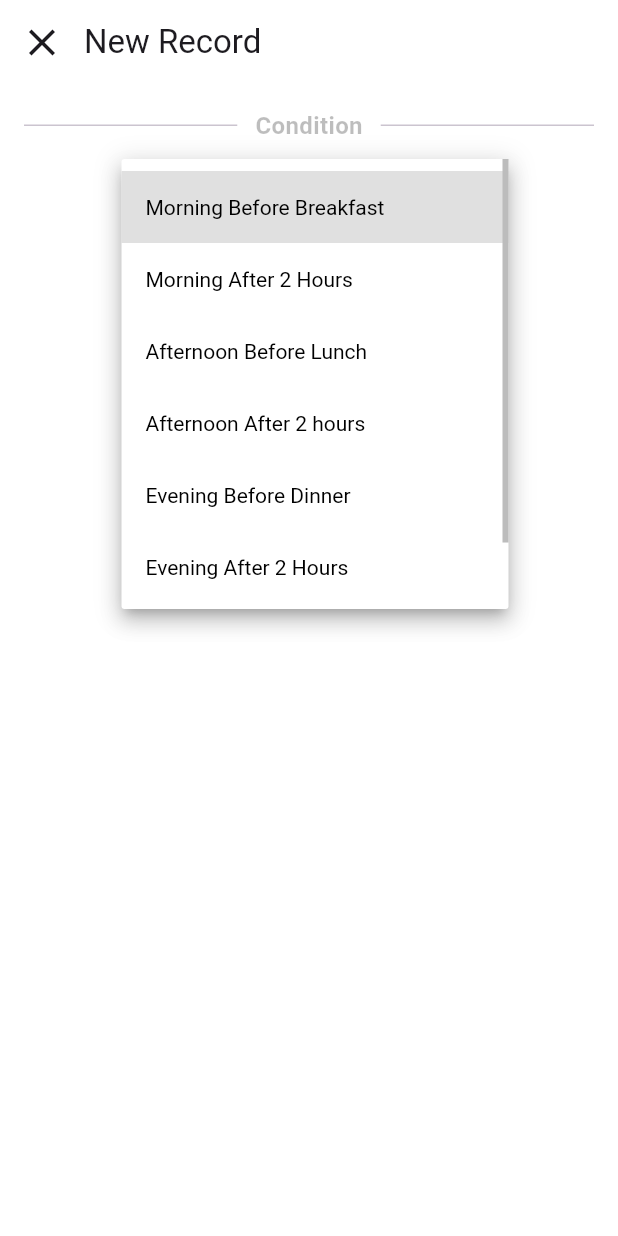
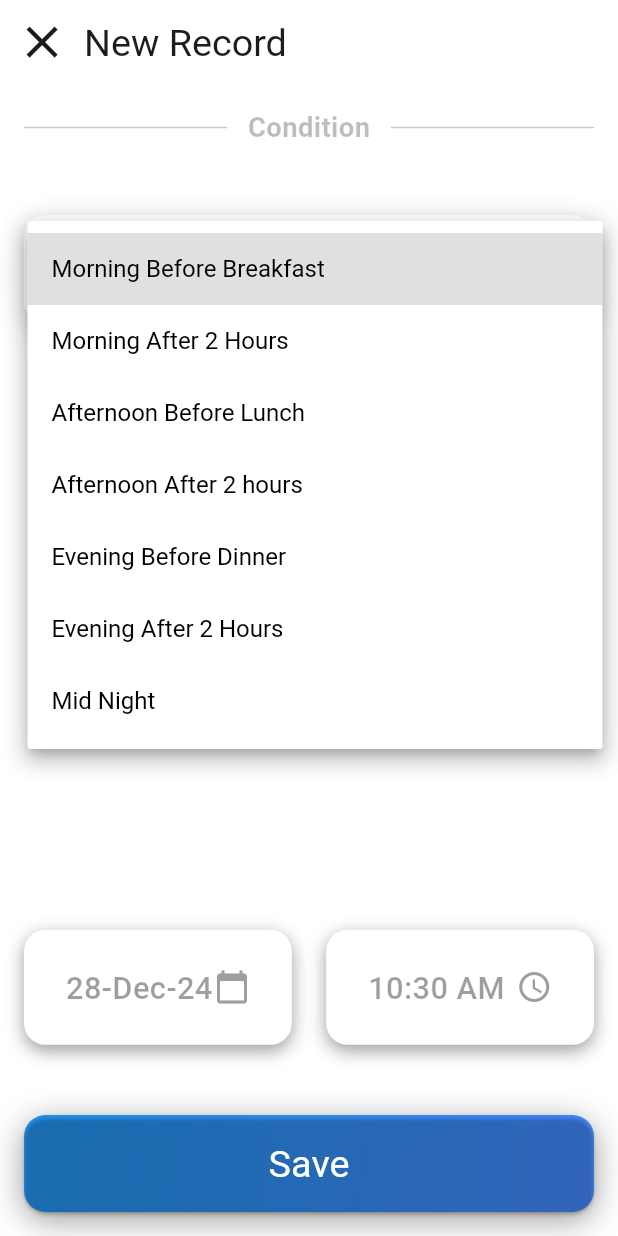
Before and after one commit to JaydeepSitapara/gluco_mate, a Flutter app: the screen it shows after launch, after a tap on "Morning Before Breakfast", on a phone screen of 412 x 824 dp. Run offline on Flutter 3.47's test engine with Material 3 defaults, Android fonts, the phone set to English and light mode, and no system bars; our stand-ins replace flutter_screenutil.

Commit message:
added screen util package for reasonable layout on different screen sizes!

```diff
--- a/lib/main.dart
+++ b/lib/main.dart
@@ -2,6 +2,7 @@ import 'package:flutter/material.dart';
 import 'package:gluco_mate/providers/patient_data_provider.dart';
 import 'package:gluco_mate/screens/sugerdata/add_suger_data_screen.dart';
 import 'package:provider/provider.dart';
+import 'package:flutter_screenutil/flutter_screenutil.dart';
 
 void main() {
 
@@ -9,7 +10,7 @@ void main() {
   runApp(
       MultiProvider(
         providers: [
-          Provider<PatientDataProvider>(create: (_) => PatientDataProvider()),
+          ChangeNotifierProvider(create: (_) => PatientDataProvider()),
         ],
         child: const MyApp(),
       ),
@@ -20,9 +21,10 @@ class MyApp extends StatelessWidget {
   const MyApp({super.key});
   @override
   Widget build(BuildContext context) {
-    return MaterialApp(
+    return ScreenUtilInit(
+      designSize: const Size(360, 690),
+      builder: (context, child) => MaterialApp(
         title: 'Gluco-Mate',
-
         theme: ThemeData(
           // fontFamily: 'Montserrat',
           colorScheme: ColorScheme.fromSeed(
@@ -31,6 +33,7 @@ class MyApp extends StatelessWidget {
           useMaterial3: true,
         ),
         home: AddSugerDataScreen(),
+      ),
     );
   }
 }
--- a/lib/providers/patient_data_provider.dart
+++ b/lib/providers/patient_data_provider.dart
@@ -2,5 +2,54 @@ import 'package:flutter/material.dart';
 
 class PatientDataProvider extends ChangeNotifier {
 
+  String? selectedCondition = 'Morning Before Breakfast';
+  TimeOfDay? selectedTime;
+  DateTime? selectedDate;
+
+  List<DropdownMenuItem<String>> conditionList = const [
+    DropdownMenuItem(
+      value: 'Morning Before Breakfast',
+      child: Text('Morning Before Breakfast'),
+    ),
+    DropdownMenuItem(
+      value: 'Morning After 2 Hours',
+      child: Text('Morning After 2 Hours'),
+    ),
+    DropdownMenuItem(
+      value: 'Afternoon Before Lunch',
+      child: Text('Afternoon Before Lunch'),
+    ),
+    DropdownMenuItem(
+      value: 'Afternoon After 2 hours',
+      child: Text('Afternoon After 2 hours'),
+    ),
+    DropdownMenuItem(
+      value: 'Evening Before Dinner',
+      child: Text('Evening Before Dinner'),
+    ),
+    DropdownMenuItem(
+      value: 'Evening After 2 Hours',
+      child: Text('Evening After 2 Hours'),
+    ),
+    DropdownMenuItem(
+      value: 'Mid Night',
+      child: Text('Mid Night'),
+    ),
+  ];
+
+
+  void updateSelectedCondition(String? condition) {
+    selectedCondition = condition;
+    notifyListeners(); // Notify listeners about the state change
+  }
+
+  void updateDate(DateTime? dateTime) {
+    selectedDate = dateTime;
+    notifyListeners(); // Notify listeners about the state change
+  }
+  void updateTime(TimeOfDay? timeOfDay) {
+    selectedTime = timeOfDay;
+    notifyListeners(); // Notify listeners about the state change
+  }
 
 }
--- a/lib/screens/sugerdata/add_suger_data_screen.dart
+++ b/lib/screens/sugerdata/add_suger_data_screen.dart
@@ -1,5 +1,14 @@
+import 'dart:developer';
+
 import 'package:flutter/material.dart';
+import 'package:gluco_mate/providers/patient_data_provider.dart';
 import 'package:gluco_mate/widgets/common_text_form_field.dart';
+import 'package:gluco_mate/widgets/condition_selection_drop_down.dart';
+import 'package:gluco_mate/widgets/custom_save_button.dart';
+import 'package:gluco_mate/widgets/date_picker.dart';
+import 'package:gluco_mate/widgets/time_picker.dart';
+import 'package:provider/provider.dart';
+import 'package:flutter_screenutil/flutter_screenutil.dart';
 
 class AddSugerDataScreen extends StatefulWidget {
   AddSugerDataScreen({super.key});
@@ -11,39 +20,6 @@ class AddSugerDataScreen extends StatefulWidget {
 class _AddSugerDataScreenState extends State<AddSugerDataScreen> {
   final sugerLevelController = TextEditingController();
 
-  List<DropdownMenuItem<String>> conditionList = const [
-    DropdownMenuItem(
-      value: 'Morning Before Breakfast',
-      child: Text('Morning Before Breakfast'),
-    ),
-    DropdownMenuItem(
-      value: 'Morning After 2 Hours',
-      child: Text('Morning After 2 Hours'),
-    ),
-    DropdownMenuItem(
-      value: 'Afternoon Before Lunch',
-      child: Text('Afternoon Before Lunch'),
-    ),
-    DropdownMenuItem(
-      value: 'Afternoon After 2 hours',
-      child: Text('Afternoon After 2 hours'),
-    ),
-    DropdownMenuItem(
-      value: 'Evening Before Dinner',
-      child: Text('Evening Before Dinner'),
-    ),
-    DropdownMenuItem(
-      value: 'Evening After 2 Hours',
-      child: Text('Evening After 2 Hours'),
-    ),
-    DropdownMenuItem(
-      value: 'Mid Night',
-      child: Text('Mid Night'),
-    ),
-  ];
-
-  String? selectedCondition = 'Morning Before Breakfast';
-
   @override
   Widget build(BuildContext context) {
     return Scaffold(
@@ -51,78 +27,88 @@ class _AddSugerDataScreenState extends State<AddSugerDataScreen> {
       appBar: AppBar(
         backgroundColor: Colors.white,
         titleSpacing: 0,
-        leading: Icon(Icons.close, size: 30,),
-        title: const Text(
+        leading: Icon(
+          Icons.close,
+          size: 30.h,
+        ),
+        title: Text(
           'New Record',
-          style: TextStyle(fontSize: 22),
+          style: TextStyle(fontSize: 22.sp),
         ),
       ),
-      body: Padding(
+      body: Consumer<PatientDataProvider>(
+        builder: (context, patientDataProvider, child) {
+          return Padding(
             padding: const EdgeInsets.all(16.0),
             child: Column(
+              spacing: 10.0.h,
               crossAxisAlignment: CrossAxisAlignment.start,
               children: [
                 Row(
                   children: [
-                const Expanded(
+                    Expanded(
                       child: Divider(),
                     ),
-                const SizedBox(width: 12,),
-                const Text(
+                    SizedBox(
+                      width: 12.w,
+                    ),
+                    Text(
                       'Condition',
-                  style: TextStyle(fontSize: 16, color: Colors.black26,fontWeight: FontWeight.bold),
+                      style: TextStyle(
+                          fontSize: 16.sp,
+                          color: Colors.black26,
+                          fontWeight: FontWeight.bold),
                     ),
-                const SizedBox(width: 12,),
-                const Expanded(
+                    SizedBox(
+                      width: 12.w,
+                    ),
+                    Expanded(
                       child: Divider(),
                     ),
                   ],
-            )
-            ,const SizedBox(height: 18),
-            Center(
-              child: Container(
-                width: 220, // Set a fixed width for the dropdown
-                decoration: BoxDecoration(
-                  border: Border.all(color: Colors.grey, width: 1.0),
-                  borderRadius: BorderRadius.circular(8),
-                  color: Colors.black12,
                 ),
-                child: DropdownButton<String>(
-                  menuMaxHeight: 300,
-                  value: selectedCondition,
-                  items: conditionList,
-                  onChanged: (value) {
-                    setState(() {
-                      selectedCondition = value;
-                    });
-                  },
-                  isExpanded: true,
-                  icon: Padding(
-                    padding: const EdgeInsets.only(right:4.0),
-                    child: const Icon(Icons.arrow_drop_down, color: Colors.grey, size: 28,),
+                SizedBox(height: 18.h),
+                CustomDropdown(),
+                SizedBox(height: 30.h),
+                CommonTextFormField(
+                  controller: sugerLevelController,
                 ),
-                  dropdownColor: Colors.white,
-                  style: const TextStyle(fontSize: 14, color: Colors.black),
-                  iconSize: 20,
-                  selectedItemBuilder: (BuildContext context) {
-                    return conditionList.map<Widget>((DropdownMenuItem<String> item) {
-                      return Center(
-                        child: Text(
-                          item.value!,
-                          style: const TextStyle(fontSize: 14, color: Colors.black),
+                const Expanded(
+                  child: SizedBox(),
                 ),
-                      );
-                    }).toList();
+                Row(
+                  children: [
+                    Expanded(
+                      child: DatePickerWidget(
+                        onDateSelected: (value) {
+                          patientDataProvider.updateDate(value);
+                          log('Selected Date : ${value.toString()} ');
                         },
                       ),
                     ),
+                    SizedBox(width: 20.w),
+                    Expanded(
+                      child: TimePickerWidget(
+                        onTimeSelected: (value) {
+                          patientDataProvider.updateTime(value);
+                          log('Selected Time : ${value.toString()} ');
+                        },
                       ),
-            const SizedBox(height: 40),
-            CommonTextFormField(
-              controller: sugerLevelController,
                     ),
                   ],
                 ),
+                SizedBox(height: 20.w),
+                SaveButton(
+                  onPressed: () {
+                    log('Condition : ${patientDataProvider.selectedCondition}');
+                    log('Suger Level : ${sugerLevelController.text.toString()}');
+                    log('Date Time : ${patientDataProvider.selectedDate} -- ${patientDataProvider.selectedTime} ');
+                  },
+                ),
+              ],
+            ),
+          );
+        },
       ),
     );
   }
--- a/lib/widgets/common_text_form_field.dart
+++ b/lib/widgets/common_text_form_field.dart
@@ -1,4 +1,5 @@
 import 'package:flutter/material.dart';
+import 'package:flutter_screenutil/flutter_screenutil.dart';
 
 class CommonTextFormField extends StatelessWidget {
   final TextEditingController controller;
@@ -24,23 +25,23 @@ class CommonTextFormField extends StatelessWidget {
           obscureText: obscureText,
           keyboardType: keyboardType,
           textAlign: TextAlign.center,
-          style: const TextStyle(
-            fontSize: 45, // Bigger font for numbers
+          style:  TextStyle(
+            fontSize: 45.sp, // Bigger font for numbers
             fontWeight: FontWeight.bold,
             color: Colors.black38
           ),
           decoration: InputDecoration(
             hintText: hintText ?? '0.0', // Default hint value as 0.0
-            hintStyle: const TextStyle(
-              fontSize: 45, // Bigger hint text size
+            hintStyle:  TextStyle(
+              fontSize: 45.sp, // Bigger hint text size
               color: Colors.black26,
             ),
             border: InputBorder.none, // No default border
           ),
         ),
         Container(
-          height: 4, // Thicker underline
-          width: 120, // Wider underline
+          height: 4.h, // Thicker underline
+          width: 120.w, // Wider underline
           color: Colors.black12, // Underline color
         ),
       ],
--- a/lib/widgets/condition_selection_drop_down.dart
+++ b/lib/widgets/condition_selection_drop_down.dart
@@ -1,19 +1,65 @@
-// import 'package:flutter/material.dart';
-// import 'package:gluco_mate/providers/patient_data_provider.dart';
-// import 'package:provider/provider.dart';
-// class ConditionSelectionDropDown extends StatelessWidget {
-//   ConditionSelectionDropDown({super.key});
-//   @override
-//   Widget build(BuildContext context) {
-//     return Consumer<PatientDataProvider>(
-//       builder: (context, patientDataProvider, child) {
-//         return DropdownButton(
-//           items: patientDataProvider.conditionList,
-//           onChanged: (value) {
-//             patientDataProvider.selectCondition(value);
-//           },
-//         );
-//       },
-//     );
-//   }
-// }
+import 'package:flutter/material.dart';
+import 'package:gluco_mate/providers/patient_data_provider.dart';
+import 'package:provider/provider.dart';
+import 'package:flutter_screenutil/flutter_screenutil.dart';
+
+
+class CustomDropdown extends StatefulWidget {
+  @override
+  State<CustomDropdown> createState() => _CustomDropdownState();
+}
+
+class _CustomDropdownState extends State<CustomDropdown> {
+  @override
+  Widget build(BuildContext context) {
+    final patientDataProvider = Provider.of<PatientDataProvider>(context);
+
+    return Center(
+      child: Container(
+        width: double.infinity,
+        padding:  EdgeInsets.symmetric(horizontal: 16.w),
+        decoration: BoxDecoration(
+          color: Colors.white,
+          borderRadius: BorderRadius.circular(12.dm),
+          boxShadow: [
+            BoxShadow(
+              color: Colors.black.withOpacity(0.2),  // Lighter shadow color
+              blurRadius: 12.dm,  // Increased blur radius for more elevation
+              offset: const Offset(0, 6),  // Shadow spread
+            ),
+          ],
+        ),
+        child: DropdownButton<String>(
+          value: patientDataProvider.selectedCondition,
+          items: patientDataProvider.conditionList,
+          onChanged: (value) {
+            patientDataProvider.updateSelectedCondition(value);
+          },
+          isExpanded: true,  // Ensures dropdown takes full width
+          icon:  Icon(
+            Icons.arrow_drop_down,
+            color: Colors.grey,
+            size: 28.h,
+          ),
+          dropdownColor: Colors.white,
+          style: TextStyle(fontSize: 14.sp, color: Colors.black),
+          selectedItemBuilder: (BuildContext context) {
+            return patientDataProvider.conditionList
+                .map<Widget>((DropdownMenuItem<String> item) {
+              return Center(
+                child: Text(
+                  item.value!,
+                  style:  TextStyle(fontSize: 18.sp, color: Colors.black45),
+                ),
+              );
+            }).toList();
+          },
+          // Adjust dropdown size// Set a maximum height for the dropdown
+          alignment: Alignment.center,  // Center align the dropdown items
+          // You can add custom padding for the dropdown items
+          padding: EdgeInsets.symmetric(vertical: 10.h),
+        ),
+      ),
+    );
+  }
+}
--- /dev/null
+++ b/lib/widgets/custom_save_button.dart
@@ -0,0 +1,55 @@
+import 'package:flutter/material.dart';
+import 'package:flutter_screenutil/flutter_screenutil.dart';
+
+class SaveButton extends StatelessWidget {
+  final VoidCallback? onPressed;
+
+
+  SaveButton({super.key, required this.onPressed});
+
+  @override
+  Widget build(BuildContext context) {
+    return Container(
+      width: double.infinity,
+      decoration: BoxDecoration(
+        gradient: LinearGradient(
+          colors: [Colors.blue, Colors.blueAccent],
+          begin: Alignment.topLeft,
+          end: Alignment.bottomRight,
+        ),
+        borderRadius: BorderRadius.circular(12.dm), // Rounded corners
+        boxShadow: [
+          BoxShadow(
+            color: Colors.black.withOpacity(0.4),
+            blurRadius: 15.dm,
+            offset: Offset(0, 5),
+          ),
+        ],
+      ),
+      child: ElevatedButton(
+
+        onPressed: onPressed,
+        style: ElevatedButton.styleFrom(
+          backgroundColor: Colors.transparent,
+          //primary: Colors.transparent, // Make the button's background transparent to show the gradient
+          padding: EdgeInsets.symmetric(
+            vertical: 12.h,
+            horizontal: 28.w,
+          ),
+          shape: RoundedRectangleBorder(
+            borderRadius: BorderRadius.circular(12.dm), // Rounded corners
+          ),
+
+        ),
+        child:  Text(
+          'Save',
+          style: TextStyle(
+            fontSize: 22.sp,
+            fontWeight: FontWeight.w400,
+            color: Colors.white, // Text color remains white
+          ),
+        ),
+      ),
+    );
+  }
+}
--- /dev/null
+++ b/lib/widgets/date_picker.dart
@@ -0,0 +1,95 @@
+import 'package:flutter/material.dart';
+import 'package:intl/intl.dart';
+import 'package:flutter_screenutil/flutter_screenutil.dart';
+
+class DatePickerWidget extends StatefulWidget {
+  final DateTime? initialDate;
+  final Function(DateTime) onDateSelected;
+
+  const DatePickerWidget({
+    Key? key,
+    this.initialDate,
+    required this.onDateSelected,
+  }) : super(key: key);
+
+  @override
+  _DatePickerWidgetState createState() => _DatePickerWidgetState();
+}
+
+class _DatePickerWidgetState extends State<DatePickerWidget> {
+   DateTime? selectedDate;
+
+  @override
+  void initState() {
+    super.initState();
+    selectedDate = widget.initialDate ?? DateTime.now();
+  }
+
+  Future<void> _selectDate(BuildContext context) async {
+    DateTime? pickedDate = await showDatePicker(
+      context: context,
+      initialDate: selectedDate ?? DateTime.now(),
+      firstDate: DateTime(2000),
+      lastDate: DateTime(2100),
+      builder: (BuildContext context, Widget? child) {
+        return Theme(
+          data: ThemeData.light().copyWith(
+            primaryColor: Colors.blue,
+            //accentColor: Colors.blueAccent,
+            buttonTheme: ButtonThemeData(textTheme: ButtonTextTheme.primary),
+          ),
+          child: child!,
+        );
+      },
+    );
+
+    if (pickedDate != null) {
+      setState(() {
+        selectedDate = pickedDate;
+      });
+      widget.onDateSelected(selectedDate!);
+    }
+  }
+
+  @override
+  Widget build(BuildContext context) {
+    String formattedDate = selectedDate != null
+        ? DateFormat('dd-MMM-yy').format(selectedDate!)
+        : 'Select Date';
+
+    return GestureDetector(
+      onTap: () => _selectDate(context),
+      child: Container(
+        padding:  EdgeInsets.symmetric(horizontal: 16.w, vertical: 12.h),
+        decoration: BoxDecoration(
+          borderRadius: BorderRadius.circular(12.dm),
+          color: Colors.white,
+          boxShadow: [
+            BoxShadow(
+              color: Colors.black38,
+              offset: Offset(0, 4),
+              blurRadius: 8.dm,
+            ),
+          ],
+        ),
+        child: Padding(
+          padding:  EdgeInsets.all(8.0.h),
+          child: Row(
+            mainAxisAlignment: MainAxisAlignment.spaceBetween,
+            children: [
+              Text(
+                formattedDate,
+                style: TextStyle(
+                  fontSize: 18.sp,
+                  fontWeight: FontWeight.w500,
+                  color: Colors.black38,
+                ),
+              ),
+              const  Icon(Icons.calendar_today, color: Colors.grey),
+            ],
+          ),
+        ),
+      ),
+    );
+  }
+}
--- /dev/null
+++ b/lib/widgets/time_picker.dart
@@ -0,0 +1,92 @@
+import 'package:flutter/material.dart';
+import 'package:flutter_screenutil/flutter_screenutil.dart';
+
+class TimePickerWidget extends StatefulWidget {
+  final TimeOfDay? initialTime;
+  final Function(TimeOfDay) onTimeSelected;
+
+  const TimePickerWidget({
+    Key? key,
+    this.initialTime,
+    required this.onTimeSelected,
+  }) : super(key: key);
+
+  @override
+  _TimePickerWidgetState createState() => _TimePickerWidgetState();
+}
+
+class _TimePickerWidgetState extends State<TimePickerWidget> {
+  TimeOfDay? selectedTime;
+
+  @override
+  void initState() {
+    super.initState();
+    selectedTime = widget.initialTime ?? TimeOfDay.now();
+  }
+
+  Future<void> _selectTime(BuildContext context) async {
+    TimeOfDay? pickedTime = await showTimePicker(
+      context: context,
+      initialTime: selectedTime ?? TimeOfDay.now(),
+      builder: (BuildContext context, Widget? child) {
+        return Theme(
+          data: ThemeData.light().copyWith(
+            primaryColor: Colors.blue,
+            buttonTheme: ButtonThemeData(textTheme: ButtonTextTheme.primary),
+          ),
+          child: child!,
+        );
+      },
+    );
+
+    if (pickedTime != null) {
+      setState(() {
+        selectedTime = pickedTime;
+      });
+      widget.onTimeSelected(selectedTime!);
+    }
+  }
+
+  @override
+  Widget build(BuildContext context) {
+    // Format the time to display AM/PM
+    String formattedTime = selectedTime != null
+        ? selectedTime!.format(context)  // This will show AM/PM format
+        : 'Select Time';
+
+    return GestureDetector(
+      onTap: () => _selectTime(context),
+      child: Container(
+        padding:  EdgeInsets.symmetric(horizontal: 16.w, vertical: 12.h),
+        decoration: BoxDecoration(
+          borderRadius: BorderRadius.circular(12.dm),
+          color: Colors.white,
+          boxShadow: [
+            BoxShadow(
+              color: Colors.black38,
+              offset: Offset(0, 4),
+              blurRadius: 8.dm,
+            ),
+          ],
+        ),
+        child: Padding(
+          padding: EdgeInsets.all(8.0.h),
+          child: Row(
+            mainAxisAlignment: MainAxisAlignment.spaceBetween,
+            children: [
+              Text(
+                formattedTime,
+                style: TextStyle(
+                  fontSize: 18.sp,
+                  fontWeight: FontWeight.w500,
+                  color: Colors.black38,
+                ),
+              ),
+              const Icon(Icons.access_time, color: Colors.grey),
+            ],
+          ),
+        ),
+      ),
+    );
+  }
+}
--- a/pubspec.yaml
+++ b/pubspec.yaml
@@ -47,6 +47,8 @@ dev_dependencies:
   # rules and activating additional ones.
   flutter_lints: ^4.0.0
   provider: ^6.1.2
+  intl: ^0.20.1
+  flutter_screenutil: ^5.9.3 #for reasonable layout
 
 # For information on the generic Dart part of this file, see the
 # following page: https://dart.dev/tools/pub/pubspec
```
Also changed, not shown: lib/models/suger_data_model.dart (added), lib/screens/sugerdata/history_screen.dart (added), pubspec.lock, 1 other file. Lines whose indentation alone changed are shown as unchanged.
